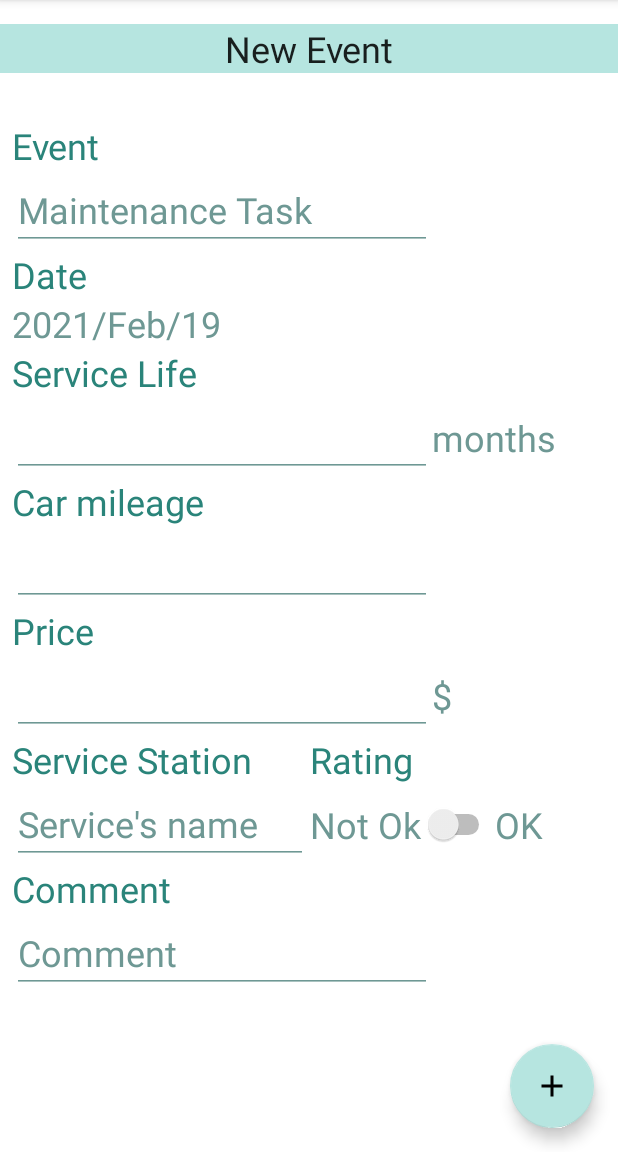
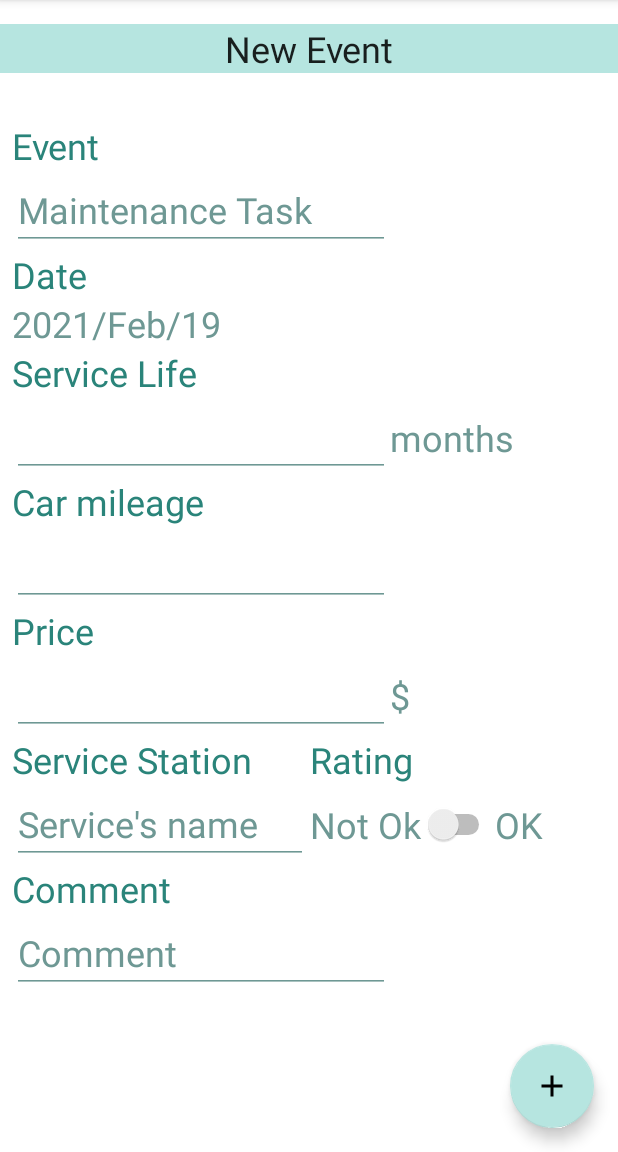
Before and after one commit to maximGrachev/vesere, an Android app: the NewRecordFragment screen opened through its navigation route, on a phone screen of 412 x 824 dp, the part 84-1236 px from its top. Run offline under Robolectric (Android 15) with nearby library versions, the phone set to English and light mode, and no system bars; our stand-ins replace Room's generated code, data binding, navigation-ui; 1 statement that could not run was skipped.

```diff
--- a/app/src/main/AndroidManifest.xml
+++ b/app/src/main/AndroidManifest.xml
@@ -2,8 +2,10 @@
 <manifest xmlns:android="http://schemas.android.com/apk/res/android"
     package="ru.maxgrachev.vesere">
 
+    <uses-permission android:name="android.permission.INTERNET" />
     <application
         android:allowBackup="true"
+        android:usesCleartextTraffic="false"
         android:icon="@mipmap/ic_launcher"
         android:label="@string/app_name"
         android:roundIcon="@mipmap/ic_launcher_round"
--- a/app/src/main/java/ru/maxgrachev/vesere/ui/fragments/main/MainFragment.kt
+++ b/app/src/main/java/ru/maxgrachev/vesere/ui/fragments/main/MainFragment.kt
@@ -1,9 +1,11 @@
 package ru.maxgrachev.vesere.ui.fragments.main
 
 import android.os.Bundle
+import android.util.Log
 import android.view.*
 import androidx.databinding.DataBindingUtil
 import androidx.fragment.app.Fragment
+import androidx.lifecycle.ViewModelProvider
 import androidx.navigation.findNavController
 import androidx.navigation.ui.NavigationUI
 import ru.maxgrachev.vesere.R
@@ -11,17 +13,22 @@ import ru.maxgrachev.vesere.databinding.FragmentMainBinding
 
 class MainFragment : Fragment() {
 
+    private val viewModel: MainViewModel by lazy {
+        ViewModelProvider(this).get(MainViewModel::class.java)
+    }
+
     override fun onCreateView(
         inflater: LayoutInflater, container: ViewGroup?,
         savedInstanceState: Bundle?
     ): View? {
 
         val binding: FragmentMainBinding = DataBindingUtil.inflate(
-            inflater,
-            R.layout.fragment_main,
-            container,
-            false
-        )
+            inflater, R.layout.fragment_main, container, false)
+
+        binding.lifecycleOwner = this
+
+        binding.textTitle.text = viewModel.response.value
+
         binding.buttonCreateTitle.setOnClickListener { v: View ->
             v.findNavController()
                 .navigate(MainFragmentDirections.actionTitleFragmentToNewRecordFragment())
--- /dev/null
+++ b/app/src/main/java/ru/maxgrachev/vesere/ui/fragments/main/MainViewModel.kt
@@ -0,0 +1,35 @@
+package ru.maxgrachev.vesere.ui.fragments.main
+
+import androidx.lifecycle.LiveData
+import androidx.lifecycle.MutableLiveData
+import androidx.lifecycle.ViewModel
+import retrofit2.Call
+import retrofit2.Callback
+import retrofit2.Response
+import ru.maxgrachev.vesere.network.VesereApi
+
+class MainViewModel : ViewModel() {
+
+    private val _response = MutableLiveData<String>()
+    val response: LiveData<String>
+        get() = _response
+
+    init{
+        getCategories()
+    }
+
+    private fun getCategories() {
+        VesereApi.retrofitService.getAllCategories().enqueue(
+            object: Callback<String>{
+                override fun onResponse(call: Call<String>, response: Response<String>) {
+                    _response.value = "Response: " + response.body()
+                }
+
+                override fun onFailure(call: Call<String>, t: Throwable) {
+                    _response.value = "Failure: " + t.message
+                }
+
+            }
+        )
+    }
+}
--- a/app/src/main/res/layout/fragment_new_record.xml
+++ b/app/src/main/res/layout/fragment_new_record.xml
@@ -102,7 +102,6 @@
                         style="@style/editText_newRecordFragment"
                         android:layout_width="wrap_content"
                         android:layout_height="wrap_content"
-                        android:ems="10"
                         android:inputType="date"
                         android:text="@{newRecordViewModel.dateNow}"
                         app:layout_constraintBottom_toTopOf="@+id/text_serviceLife"
@@ -128,7 +127,6 @@
                         style="@style/editText_newRecordFragment"
                         android:layout_width="wrap_content"
                         android:layout_height="wrap_content"
-                        android:ems="10"
                         android:inputType="number"
                         app:layout_constraintBottom_toTopOf="@+id/text_carMileage"
                         app:layout_constraintEnd_toEndOf="parent"
@@ -168,7 +166,6 @@
                         style="@style/editText_newRecordFragment"
                         android:layout_width="wrap_content"
                         android:layout_height="wrap_content"
-                        android:ems="10"
                         android:inputType="number"
                         app:layout_constraintBottom_toTopOf="@+id/text_price"
                         app:layout_constraintEnd_toEndOf="parent"
@@ -193,13 +190,25 @@
                         style="@style/editText_newRecordFragment"
                         android:layout_width="wrap_content"
                         android:layout_height="wrap_content"
-                        android:ems="10"
                         android:inputType="number"
                         app:layout_constraintBottom_toTopOf="@+id/text_serviceStation"
                         app:layout_constraintEnd_toEndOf="parent"
                         app:layout_constraintHorizontal_bias="0.0"
                         app:layout_constraintStart_toStartOf="parent"
                         app:layout_constraintTop_toBottomOf="@+id/text_price" />
+
+                    <TextView
+                        android:id="@+id/dollar_text_newRecordFragment"
+                        android:layout_width="wrap_content"
+                        android:layout_height="wrap_content"
+                        android:text="@string/dollarSight"
+                        android:textColor="#6E9894"
+                        android:textSize="24sp"
+                        app:layout_constraintBottom_toBottomOf="@+id/editText_price"
+                        app:layout_constraintEnd_toEndOf="parent"
+                        app:layout_constraintHorizontal_bias="0.0"
+                        app:layout_constraintStart_toEndOf="@+id/editText_price"
+                        app:layout_constraintTop_toTopOf="@+id/editText_price" />
 
                     <TextView
                         android:id="@+id/text_serviceStation"
@@ -230,7 +239,6 @@
                         style="@style/editText_newRecordFragment"
                         android:layout_width="197dp"
                         android:layout_height="wrap_content"
-                        android:ems="10"
                         android:hint="@string/service_name"
                         android:inputType="textCapSentences"
                         app:layout_constraintBottom_toTopOf="@+id/text_comment"
@@ -279,7 +287,6 @@
                         style="@style/editText_newRecordFragment"
                         android:layout_width="wrap_content"
                         android:layout_height="wrap_content"
-                        android:ems="10"
                         android:hint="@string/comment"
                         android:inputType="textCapSentences"
                         app:layout_constraintBottom_toBottomOf="parent"
@@ -287,18 +294,6 @@
                         app:layout_constraintStart_toStartOf="parent"
                         app:layout_constraintTop_toBottomOf="@+id/text_comment" />
 
-                    <TextView
-                        android:id="@+id/textView2"
-                        android:layout_width="wrap_content"
-                        android:layout_height="wrap_content"
-                        android:text="@string/dollarSight"
-                        android:textColor="#6E9894"
-                        android:textSize="24sp"
-                        app:layout_constraintBottom_toBottomOf="@+id/editText_price"
-                        app:layout_constraintEnd_toEndOf="parent"
-                        app:layout_constraintHorizontal_bias="0.0"
-                        app:layout_constraintStart_toEndOf="@+id/editText_price"
-                        app:layout_constraintTop_toTopOf="@+id/editText_price" />
                 </androidx.constraintlayout.widget.ConstraintLayout>
 
             </ScrollView>
--- a/app/src/main/res/values-v21/styles.xml
+++ b/app/src/main/res/values-v21/styles.xml
@@ -1,7 +1,7 @@
 <?xml version="1.0" encoding="utf-8"?>
 <resources>
     <style name="editText_newRecordFragment">
-        <item name="android:ems">10</item>
+        <item name="android:ems">9</item>
         <item name="android:inputType">textPersonName</item>
         <item name="android:textColor">#6E9894</item>
         <item name="android:textColorHint">#6E9894</item>
--- a/build.gradle
+++ b/build.gradle
@@ -10,6 +10,7 @@ buildscript {
         version_lifecycle_extensions = "2.2.0"
         version_lifecycle = "2.2.0"
         version_room = "2.2.5"
+        version_retrofit = "2.9.0"
     }
 
     repositories {
```
Also changed, not shown: app/build.gradle (+16 -1 lines), app/src/main/java/ru/maxgrachev/vesere/network/VesereApiService.kt (added, +25 -0 lines), app/src/main/res/layout/fragment_edit_record.xml (+13 -18 lines).
